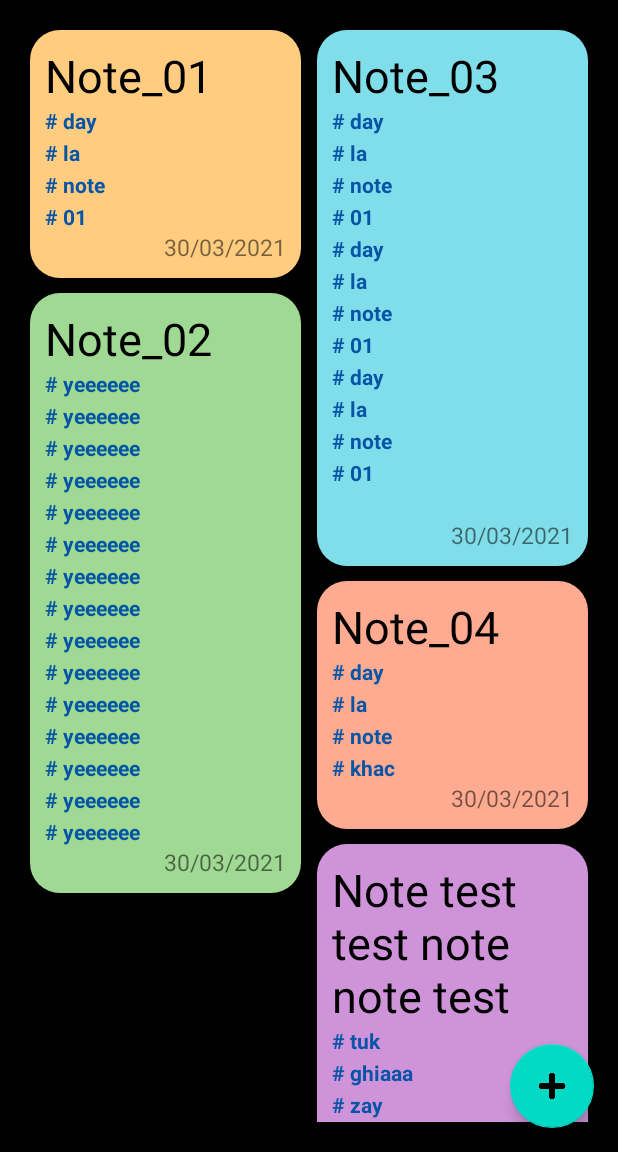
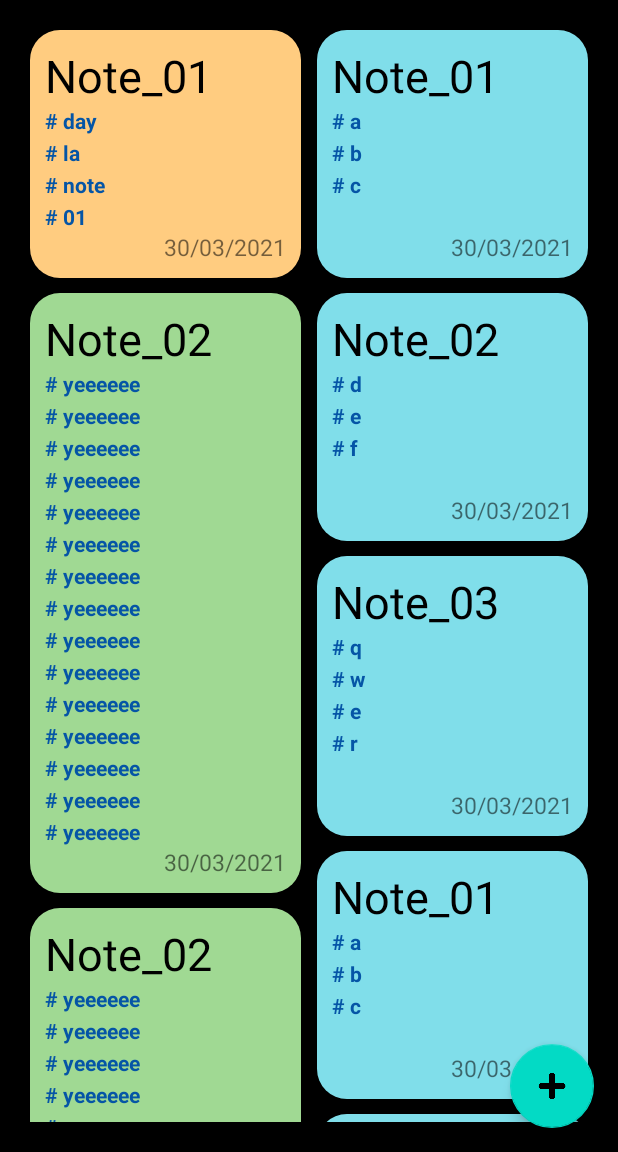
Before and after one commit to MinhVu2018/MahNote, an Android app: the screen it shows after launch (MainActivity), on a phone screen of 412 x 824 dp, the part 84-1236 px from its top. Run offline under Robolectric (Android 15) with nearby library versions, the light colour scheme and no system bars; libraries missing offline, so code that uses them is left out: jp.wasabeef.richeditor.

Commit message:
update arraylist adapter

```diff
--- a/app/src/main/java/com/example/mahnote/MainActivity.java
+++ b/app/src/main/java/com/example/mahnote/MainActivity.java
@@ -2,19 +2,17 @@ package com.example.mahnote;
 
 import android.content.Intent;
 import android.os.Bundle;
-import android.os.Parcelable;
 import android.view.ContextMenu;
 import android.view.Menu;
 import android.view.MenuItem;
 import android.view.View;
-import android.widget.ImageButton;
+import android.widget.AdapterView;
 import android.widget.LinearLayout;
 import android.widget.ListView;
 import android.widget.Toast;
 
 import androidx.appcompat.app.AppCompatActivity;
 import androidx.appcompat.widget.SearchView;
-import androidx.core.view.MenuItemCompat;
 
 import com.google.android.material.floatingactionbutton.FloatingActionButton;
 
@@ -23,49 +21,55 @@ import java.util.ArrayList;
 import jp.wasabeef.richeditor.RichEditor;
 
 public class MainActivity extends AppCompatActivity {
-    LinearLayout note01,note02,note03,note04,note05,note06;
-    ImageButton btn_search;
-    RichEditor mEditor;
+    LinearLayout note01, note02;
     LinearLayout left_layout, right_layout;
-    ListView listview;
-    ArrayList<Note> array;
-    NoteArrayAdapter noteArray;
-
+    ListView list_note_view;
+    ArrayList<Note> note_array;
+    NoteArrayAdapter note_array_adapter;
+    FloatingActionButton fab;
 
     @Override
     protected void onCreate(Bundle savedInstanceState) {
-//        this.requestWindowFeature(Window.FEATURE_NO_TITLE);
         super.onCreate(savedInstanceState);
-//        ActionBar actionBar = getSupportActionBar();
-//        actionBar.hide();
         setContentView(R.layout.activity_main);
 
         left_layout = findViewById(R.id.left_layout);
         right_layout = findViewById(R.id.right_layout);
-//        listview = findViewById(R.id.listview);
+        list_note_view = findViewById(R.id.listview);
+        fab = findViewById(R.id.fab);
 
-
-        array = new ArrayList<Note>();
-        array.add(new Note("Note_01", new String[]{"a","b","c"}, "30/03/2021"));
-        array.add(new Note("Note_02", new String[]{"d","e","f"}, "30/03/2021"));
-        array.add(new Note("Note_03", new String[]{"q","w","e","r"}, "30/03/2021"));
-
-        noteArray = new NoteArrayAdapter(MainActivity.this, R.layout.activity_note, array);
-//        listview.setAdapter(noteArray);
-
-
+        note_array = new ArrayList<Note>();
+        note_array_adapter = new NoteArrayAdapter(MainActivity.this, R.layout.activity_note, note_array);
 
         setUp();
     }
 
     private void setUp(){
-//        btn_search = findViewById(R.id.btn_search);
-//        btn_search.setOnClickListener(new View.OnClickListener(){
-//            @Override
-//            public void onClick(View v){
-//                Toast.makeText(MainActivity.this, "search", Toast.LENGTH_LONG).show();
-//            }
-//        });
+        note_array.add(new Note("Note_01", new String[]{"a","b","c"}, "30/03/2021", "skincolor"));
+        note_array.add(new Note("Note_02", new String[]{"d","e","f"}, "30/03/2021", "blue"));
+        note_array.add(new Note("Note_03", new String[]{"q","w","e","r"}, "30/03/2021", "pink"));
+        note_array.add(new Note("Note_01", new String[]{"a","b","c"}, "30/03/2021", "purple"));
+        note_array.add(new Note("Note_02", new String[]{"d","e","f"}, "30/03/2021", "blue"));
+        note_array.add(new Note("Note_03", new String[]{"q","w","e","r"}, "30/03/2021", "skincolor"));
+
+        list_note_view.setAdapter(note_array_adapter);
+
+        registerForContextMenu(list_note_view);
+
+        list_note_view.setOnItemClickListener(new AdapterView.OnItemClickListener() {
+            @Override
+            public void onItemClick(AdapterView<?> parent, View view, int position, long id) {
+                Note selectedItem = (Note) parent.getItemAtPosition(position);
+
+                Intent new_intent = new Intent(MainActivity.this, WriteNote.class);
+                new_intent.putExtra("note_name", selectedItem.note_title);
+                new_intent.putExtra("note_background", selectedItem.note_color);
+                new_intent.putExtra("note_date", selectedItem.note_date);
+                new_intent.putExtra("note_tag", selectedItem.note_tag);
+                startActivity(new_intent);
+            }
+        });
+
 
         note01 = findViewById(R.id.note_01);
         note01.setOnClickListener(new View.OnClickListener(){
@@ -74,7 +78,6 @@ public class MainActivity extends AppCompatActivity {
                 Intent new_intent = new Intent(MainActivity.this, WriteNote.class);
                 new_intent.putExtra("note_name", "note_01");
                 new_intent.putExtra("note_background", "skin");
-                new_intent.putExtra("note_content", (Parcelable) mEditor);
                 startActivity(new_intent);
             }
         });
@@ -88,63 +91,18 @@ public class MainActivity extends AppCompatActivity {
                 Intent new_intent = new Intent(MainActivity.this, WriteNote.class);
                 new_intent.putExtra("note_name", "note_02");
                 new_intent.putExtra("note_background", "green");
-                new_intent.putExtra("note_content", (Parcelable) mEditor);
                 startActivity(new_intent);
             }
         });
 
         registerForContextMenu(note02);
 
-        note03 = findViewById(R.id.note_03);
-        note03.setOnClickListener(new View.OnClickListener(){
-            @Override
-            public void onClick(View v){
-                Intent new_intent = new Intent(MainActivity.this, WriteNote.class);
-                new_intent.putExtra("note_name", "note_03");
-                new_intent.putExtra("note_background", "blue");
-                new_intent.putExtra("note_content", (Parcelable) mEditor);
-                startActivity(new_intent);
-            }
-        });
-
-        registerForContextMenu(note03);
-
-        note04 = findViewById(R.id.note_04);
-        note04.setOnClickListener(new View.OnClickListener(){
-            @Override
-            public void onClick(View v){
-                Intent new_intent = new Intent(MainActivity.this, WriteNote.class);
-                new_intent.putExtra("note_name", "note_04");
-                new_intent.putExtra("note_background", "pink");
-                new_intent.putExtra("note_content", (Parcelable) mEditor);
-                startActivity(new_intent);
-            }
-        });
-
-        registerForContextMenu(note04);
-
-        note05 = findViewById(R.id.note_05);
-        note05.setOnClickListener(new View.OnClickListener(){
-            @Override
-            public void onClick(View v){
-                Intent new_intent = new Intent(MainActivity.this, WriteNote.class);
-                new_intent.putExtra("note_name", "note_05");
-                new_intent.putExtra("note_background", "purple");
-                new_intent.putExtra("note_content", (Parcelable) mEditor);
-                startActivity(new_intent);
-            }
-        });
-
-        registerForContextMenu(note05);
-
-        FloatingActionButton fab = findViewById(R.id.fab);
         fab.setOnClickListener(new View.OnClickListener() {
             @Override
             public void onClick(View view) {
                 Intent new_intent = new Intent(MainActivity.this, WriteNote.class);
                 new_intent.putExtra("note_name", "new note");
                 new_intent.putExtra("note_background", "blue");
-                new_intent.putExtra("note_content", (Parcelable) mEditor);
                 startActivity(new_intent);
             }
         });
@@ -191,4 +149,16 @@ public class MainActivity extends AppCompatActivity {
 
         return super.onCreateOptionsMenu(menu);
     }
+
+    public View getViewByPosition(int pos, ListView listView) {
+        final int firstListItemPosition = listView.getFirstVisiblePosition();
+        final int lastListItemPosition = firstListItemPosition + listView.getChildCount() - 1;
+
+        if (pos < firstListItemPosition || pos > lastListItemPosition ) {
+            return listView.getAdapter().getView(pos, null, listView);
+        } else {
+            final int childIndex = pos - firstListItemPosition;
+            return listView.getChildAt(childIndex);
+        }
+    }
 }
--- a/app/src/main/java/com/example/mahnote/Note.java
+++ b/app/src/main/java/com/example/mahnote/Note.java
@@ -1,12 +1,12 @@
 package com.example.mahnote;
 
 public class Note{
-    public String note_title, note_tag, note_date;
+    public String note_title, note_tag, note_date, note_color;
 
-    Note (String title, String[] tag, String date){
+    Note (String title, String[] tag, String date, String color){
         note_title = title;
         note_date = date;
-
+        note_color = color;
         note_tag = "";
         for (String i : tag ) note_tag += ("# " + i + "\n");
     }
--- a/app/src/main/java/com/example/mahnote/NoteArrayAdapter.java
+++ b/app/src/main/java/com/example/mahnote/NoteArrayAdapter.java
@@ -1,13 +1,16 @@
 package com.example.mahnote;
 
 import android.content.Context;
+import android.graphics.drawable.Drawable;
 import android.view.LayoutInflater;
 import android.view.View;
 import android.view.ViewGroup;
 import android.widget.ArrayAdapter;
+import android.widget.LinearLayout;
 import android.widget.TextView;
 
 import androidx.annotation.NonNull;
+import androidx.core.content.ContextCompat;
 
 import java.util.ArrayList;
 import java.util.List;
@@ -39,6 +42,12 @@ public class NoteArrayAdapter extends ArrayAdapter<Note> {
 
         TextView date = (TextView)convertView.findViewById(R.id.note_date);
         date.setText(arrayList.get(position).note_date);
+
+        LinearLayout layout = (LinearLayout)convertView.findViewById(R.id.note_layout);
+        layout.setBackground(ContextCompat.getDrawable(context, R.drawable.frame_blue));
+        layout.setPadding(15, 15, 15, 15);
         return convertView;
     }
+
+
 }
--- a/app/src/main/res/layout/activity_main.xml
+++ b/app/src/main/res/layout/activity_main.xml
@@ -7,39 +7,6 @@
     android:background="@color/black"
     tools:context=".MainActivity">
 
-<!--    <LinearLayout-->
-<!--        android:id="@+id/header"-->
-<!--        android:layout_width="match_parent"-->
-<!--        android:layout_height="50dp"-->
-<!--        android:orientation="horizontal"-->
-<!--        android:layout_margin="20dp"-->
-<!--        app:layout_constraintTop_toTopOf="parent"-->
-<!--        app:layout_constraintLeft_toLeftOf="parent">-->
-
-<!--        <TextView-->
-<!--            android:layout_width="wrap_content"-->
-<!--            android:layout_height="match_parent"-->
-<!--            android:text="MahNote"-->
-<!--            android:textColor="@color/white"-->
-<!--            android:textSize="40sp"/>-->
-
-<!--        <Space-->
-<!--            android:layout_width="wrap_content"-->
-<!--            android:layout_height="wrap_content"-->
-<!--            android:layout_weight="1" />-->
-
-<!--        <ImageButton-->
-<!--            android:id="@+id/btn_search"-->
-<!--            android:layout_width="50dp"-->
-<!--            android:layout_height="match_parent"-->
-<!--            android:scaleType="fitCenter"-->
-<!--            app:srcCompat="@drawable/icon_search"-->
-<!--            android:background="@drawable/circle_button"-->
-<!--            android:backgroundTintMode="multiply"-->
-<!--            android:backgroundTint="@color/white"/>-->
-
-<!--    </LinearLayout>-->
-
     <ScrollView
         android:layout_width="match_parent"
         android:layout_height="match_parent"
@@ -47,7 +14,7 @@
 
         <LinearLayout
             android:layout_width="match_parent"
-            android:layout_height="wrap_content"
+            android:layout_height="match_parent"
             android:orientation="horizontal">
 
             <LinearLayout
@@ -136,40 +103,28 @@
 
                 </LinearLayout>
 
-            </LinearLayout>
-
-            <LinearLayout
-                android:id="@+id/right_layout"
-                android:layout_width="match_parent"
-                android:layout_height="wrap_content"
-                android:layout_weight="1"
-                android:layout_marginLeft="5dp"
-                android:orientation="vertical"
-                app:layout_constraintTop_toTopOf="parent"
-                app:layout_constraintStart_toStartOf="parent" >
-
                 <LinearLayout
                     android:id="@+id/note_03"
                     android:layout_width="match_parent"
                     android:layout_height="wrap_content"
                     android:orientation="vertical"
+                    android:layout_marginBottom="10dp"
                     android:clickable="true"
                     android:padding="10dp"
-                    android:layout_marginBottom="10dp"
-                    android:background="@drawable/frame_blue">
+                    android:background="@drawable/frame_green">
 
                     <TextView
                         android:id="@+id/note03_title"
                         android:layout_width="match_parent"
                         android:layout_height="wrap_content"
-                        android:text="Note_03"
+                        android:text="Note_02"
                         android:textSize="30sp"
                         android:textColor="@color/black"/>
 
                     <TextView
                         android:layout_width="match_parent"
                         android:layout_height="wrap_content"
-                        android:text="# day\n# la\n# note\n# 01\n# day\n# la\n# note\n# 01\n# day\n# la\n# note\n# 01\n"
+                        android:text="# yeeeeee\n# yeeeeee\n# yeeeeee\n# yeeeeee\n# yeeeeee\n# yeeeeee\n# yeeeeee\n# yeeeeee\n# yeeeeee\n# yeeeeee\n# yeeeeee\n# yeeeeee\n# yeeeeee\n# yeeeeee\n# yeeeeee"
                         android:lineSpacingExtra="5dp"
                         android:textColor="#0555a6"
                         android:textStyle="bold"/>
@@ -180,81 +135,28 @@
                         android:text="30/03/2021"
                         android:textSize="15sp"
                         android:gravity="right"
+
                         android:layout_gravity="bottom|right" />
 
                 </LinearLayout>
 
-                <LinearLayout
-                    android:id="@+id/note_04"
+            </LinearLayout>
+
+            <LinearLayout
+                android:id="@+id/right_layout"
+                android:layout_width="match_parent"
+                android:layout_height="match_parent"
+                android:layout_weight="1"
+                android:layout_marginLeft="5dp"
+                android:orientation="vertical"
+                app:layout_constraintTop_toTopOf="parent"
+                app:layout_constraintStart_toStartOf="parent" >
+
+                <ListView
+                    android:id="@+id/listview"
                     android:layout_width="match_parent"
                     android:layout_height="wrap_content"
-                    android:orientation="vertical"
-                    android:clickable="true"
-                    android:layout_marginBottom="10dp"
-                    android:padding="10dp"
-                    android:background="@drawable/frame_pink">
-
-                    <TextView
-                        android:id="@+id/note04_title"
-                        android:layout_width="match_parent"
-                        android:layout_height="wrap_content"
-                        android:text="Note_04"
-                        android:textSize="30sp"
-                        android:textColor="@color/black"/>
-
-                    <TextView
-                        android:layout_width="match_parent"
-                        android:layout_height="wrap_content"
-                        android:text="# day\n# la\n# note\n# khac"
-                        android:lineSpacingExtra="5dp"
-                        android:textColor="#0555a6"
-                        android:textStyle="bold"/>
-
-                    <TextView
-                        android:layout_width="match_parent"
-                        android:layout_height="wrap_content"
-                        android:text="30/03/2021"
-                        android:textSize="15sp"
-                        android:gravity="right"
-                        android:layout_gravity="bottom|right" />
-
-                </LinearLayout>
-
-                <LinearLayout
-                    android:id="@+id/note_05"
-                    android:layout_width="match_parent"
-                    android:layout_height="wrap_content"
-                    android:orientation="vertical"
-                    android:clickable="true"
-                    android:layout_marginBottom="10dp"
-                    android:padding="10dp"
-                    android:background="@drawable/frame_purple">
-
-                    <TextView
-                        android:id="@+id/note05_title"
-                        android:layout_width="match_parent"
-                        android:layout_height="wrap_content"
-                        android:text="Note test test note note test"
-                        android:textSize="30sp"
-                        android:textColor="@color/black"/>
-
-                    <TextView
-                        android:layout_width="match_parent"
-                        android:layout_height="wrap_content"
-                        android:text="# tuk\n# ghiaaa\n# zay\n# ma\n# khong\n# dep\n# nua\n# thi\n# thua\n# ,\n# nghi\n# khong\n# lam\n# nua\n# drop\n# mon"
-                        android:lineSpacingExtra="5dp"
-                        android:textColor="#0555a6"
-                        android:textStyle="bold"/>
-
-                    <TextView
-                        android:layout_width="match_parent"
-                        android:layout_height="wrap_content"
-                        android:text="30/03/2021"
-                        android:textSize="15sp"
-                        android:gravity="right"
-                        android:layout_gravity="bottom|right" />
-
-                </LinearLayout>
+                    android:dividerHeight="10dp"/>
 
             </LinearLayout>
 
--- a/app/src/main/res/layout/activity_note.xml
+++ b/app/src/main/res/layout/activity_note.xml
@@ -3,13 +3,11 @@
 <LinearLayout xmlns:android="http://schemas.android.com/apk/res/android"
     xmlns:app="http://schemas.android.com/apk/res-auto"
     xmlns:tools="http://schemas.android.com/tools"
+    android:id="@+id/note_layout"
     android:layout_width="match_parent"
     android:layout_height="wrap_content"
     android:orientation="vertical"
-    android:padding="10dp"
-    android:layout_marginBottom="10dp"
-    android:clickable="true"
-    android:background="@drawable/frame_skincolor"
+    android:descendantFocusability="blocksDescendants"
     tools:context=".Note">
 
     <TextView
@@ -17,6 +15,9 @@
         android:layout_width="match_parent"
         android:layout_height="wrap_content"
         android:text="Note_Title"
+        android:focusableInTouchMode="false"
+        android:clickable="false"
+        android:focusable="false"
         android:textSize="30sp"
         android:textColor="@color/black"/>
 
@@ -29,6 +30,9 @@
         android:layout_width="match_parent"
         android:layout_height="wrap_content"
         android:text="# list\n# of \n# tag \n# ..."
+        android:focusableInTouchMode="false"
+        android:clickable="false"
+        android:focusable="false"
         android:lineSpacingExtra="5dp"
         android:textColor="#0555a6"
         android:textStyle="bold"/>
@@ -38,6 +42,9 @@
         android:layout_width="match_parent"
         android:layout_height="wrap_content"
         android:text="30/03/2021"
+        android:focusableInTouchMode="false"
+        android:clickable="false"
+        android:focusable="false"
         android:textSize="15sp"
         android:gravity="right"
         android:layout_gravity="bottom|right" />
--- a/app/src/main/res/layout/activity_write_note.xml
+++ b/app/src/main/res/layout/activity_write_note.xml
@@ -5,7 +5,7 @@
     android:id="@+id/note_background"
     android:layout_width="match_parent"
     android:layout_height="match_parent"
-    android:background="#ff99ff"
+    android:background="@color/bg_blue"
     tools:context=".WriteNote">
 
     <LinearLayout
@@ -26,13 +26,24 @@
             app:srcCompat="@drawable/icon_back"
             android:background="@null"/>
 
-        <TextView
-            android:id="@+id/note_name"
+        <LinearLayout
             android:layout_width="wrap_content"
-            android:layout_height="match_parent"
-            android:text="Note Title"
-            android:textSize="40sp"
-            android:textStyle="bold"/>
+            android:layout_height="wrap_content"
+            android:orientation="vertical">
+            <TextView
+                android:id="@+id/note_name"
+                android:layout_width="wrap_content"
+                android:layout_height="match_parent"
+                android:text="Note Title"
+                android:textSize="28sp"
+                android:textStyle="bold"/>
+            <TextView
+                android:layout_width="wrap_content"
+                android:layout_height="wrap_content"
+                android:text="Last modified: 30/03/2021"
+                android:layout_gravity="right"
+                android:textSize="10sp"/>
+        </LinearLayout>
 
         <Space
             android:layout_width="wrap_content"
@@ -381,22 +392,4 @@
 
     </LinearLayout>
 
-<!--    <EditText-->
-<!--        android:id="@+id/note"-->
-<!--        android:layout_width="match_parent"-->
-<!--        android:layout_height="match_parent"-->
-<!--        android:layout_marginTop="90dp"-->
-<!--        android:layout_marginLeft="10dp"-->
-<!--        android:layout_marginRight="10dp"-->
-<!--        android:layout_marginBottom="10dp"-->
-<!--        android:background="#fff48c"-->
-<!--        android:gravity="top|left"-->
-<!--        android:padding="10dp"-->
-<!--        android:ems="10"-->
-<!--        android:inputType="textPersonName"-->
-<!--        android:textSize="20sp"-->
-<!--        android:text="This is note"-->
-<!--        app:layout_constraintLeft_toLeftOf="parent"-->
-<!--        app:layout_constraintTop_toTopOf="parent"/>-->
-
 </androidx.constraintlayout.widget.ConstraintLayout>
```
